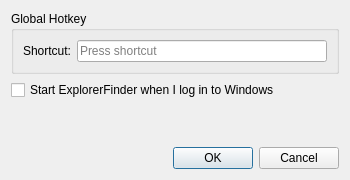
The window that ExplorerFinder/SettingsDialog.ui (KHeresy/WindowsExplorerFinder) describes before a commit, drawn with Qt 5.
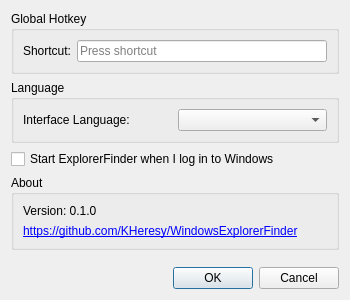
The same window after the commit.

Commit message: feat: add language selection, version info, and about section

Diff of the .ui file:
```diff
--- a/ExplorerFinder/SettingsDialog.ui
+++ b/ExplorerFinder/SettingsDialog.ui
@@ -7,7 +7,7 @@
     <x>0</x>
     <y>0</y>
     <width>350</width>
-    <height>180</height>
+    <height>300</height>
    </rect>
   </property>
   <property name="windowTitle">
@@ -33,6 +33,25 @@
      </layout>
     </widget>
    </item>
+   <item>
+    <widget class="QGroupBox" name="groupBox_2">
+     <property name="title">
+      <string>Language</string>
+     </property>
+     <layout class="QHBoxLayout" name="horizontalLayout_2">
+      <item>
+       <widget class="QLabel" name="label_2">
+        <property name="text">
+         <string>Interface Language:</string>
+        </property>
+       </widget>
+      </item>
+      <item>
+       <widget class="QComboBox" name="cmbLanguage"/>
+      </item>
+     </layout>
+    </widget>
+   </item>
    <item>
     <widget class="QCheckBox" name="chkAutoStart">
      <property name="text">
@@ -40,6 +59,32 @@
      </property>
     </widget>
    </item>
+   <item>
+    <widget class="QGroupBox" name="grpAbout">
+     <property name="title">
+      <string>About</string>
+     </property>
+     <layout class="QVBoxLayout" name="verticalLayout_2">
+      <item>
+       <widget class="QLabel" name="lblVersion">
+        <property name="text">
+         <string>Version: 0.1.0</string>
+        </property>
+       </widget>
+      </item>
+      <item>
+       <widget class="QLabel" name="lblProjectLink">
+        <property name="text">
+         <string>&lt;a href=&quot;https://github.com/KHeresy/WindowsExplorerFinder&quot;&gt;https://github.com/KHeresy/WindowsExplorerFinder&lt;/a&gt;</string>
+        </property>
+        <property name="openExternalLinks">
+         <bool>true</bool>
+        </property>
+       </widget>
+      </item>
+     </layout>
+    </widget>
+   </item>
    <item>
     <spacer name="verticalSpacer">
      <property name="orientation">
```
The commit also changes 11 other files.
